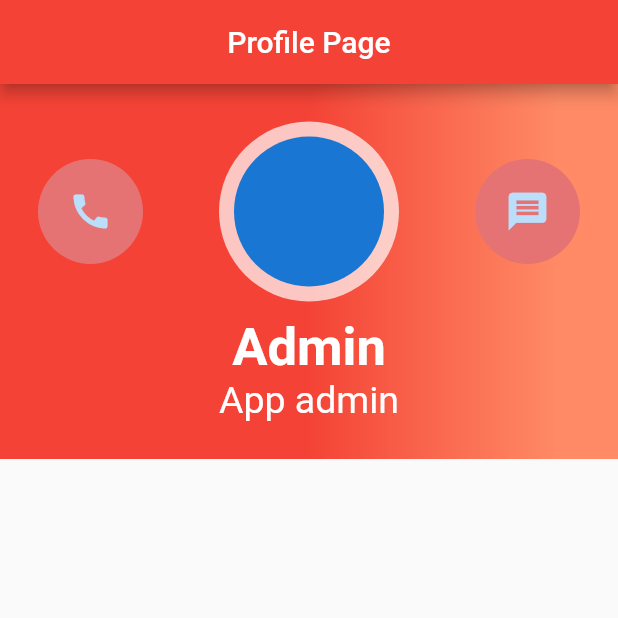
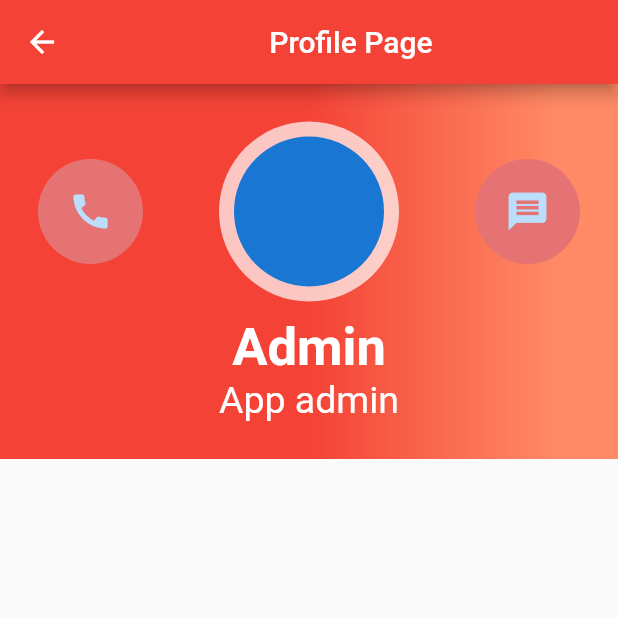
Before and after one commit to jordhi404/Virtual-Cycling, a Flutter app: the Homepage screen opened directly, after a tap on "My profile", on a phone screen of 412 x 824 dp, the top half of it. Run offline on Flutter 3.47's test engine with Material 2 defaults, Android fonts, the phone set to English and light mode, and no system bars.

Commit message:
Update profile.dart

```diff
--- a/lib/profile.dart
+++ b/lib/profile.dart
@@ -1,4 +1,6 @@
 import 'package:flutter/material.dart';
+import 'package:virtual_cycling_app/homepage.dart';
+import 'package:virtual_cycling_app/login_page.dart';
 
 class Profile extends StatelessWidget{
   @override
@@ -11,6 +13,11 @@ class Profile extends StatelessWidget{
           title: Center(
             child: const Text('Profile Page'),
           ),
+          leading: BackButton(
+            color: Colors.white,
+            onPressed: () {
+              Navigator.pushReplacement(context, MaterialPageRoute(builder: (context) => Homepage()));
+            },),
         ),
         body: ListView(
           children: <Widget>[
```
